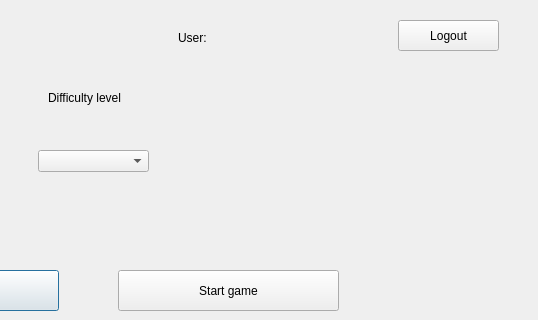
Before: the Qt Designer form Scrabble_GUI/Create_Game_GUI.ui in sobolak/scrabble, drawn with Qt 5; both pictures show x 262 to 800 and y 0 to 320 of the 800 by 600 pixel window.
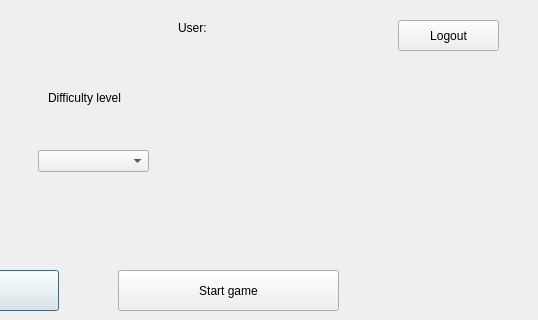
After: the same form once the commit is applied.

```diff
--- a/Scrabble_GUI/Create_Game_GUI.ui
+++ b/Scrabble_GUI/Create_Game_GUI.ui
@@ -40,7 +40,7 @@
    <property name="geometry">
     <rect>
      <x>440</x>
-     <y>30</y>
+     <y>20</y>
      <width>55</width>
      <height>16</height>
     </rect>
@@ -141,7 +141,7 @@
    <property name="geometry">
     <rect>
      <x>510</x>
-     <y>30</y>
+     <y>20</y>
      <width>55</width>
      <height>16</height>
     </rect>
```
Left out of the diff: 22 changed lines with no effect on the pictures.
